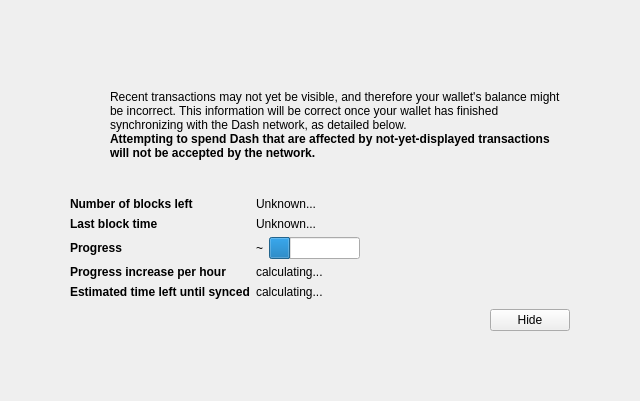
Old version of the form src/qt/forms/modaloverlay.ui in the repository jesusleon1995/dashfork_test.
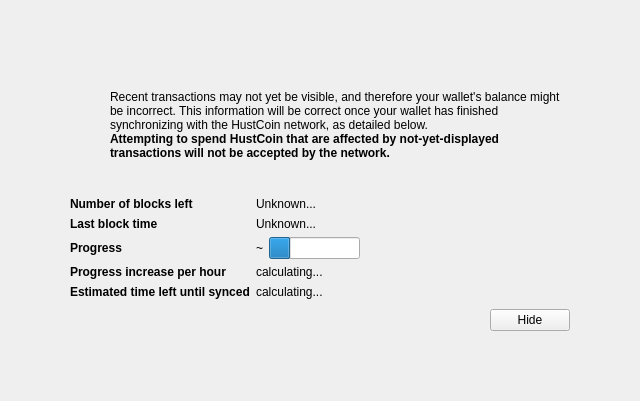
New version of the form. Icons and pictures are not drawn. Custom widgets are drawn as their Qt base class.

Patch:
```diff
--- a/src/qt/forms/modaloverlay.ui
+++ b/src/qt/forms/modaloverlay.ui
@@ -128,7 +128,7 @@
              <item>
               <widget class="QLabel" name="infoText">
                <property name="text">
-                <string>Recent transactions may not yet be visible, and therefore your wallet's balance might be incorrect. This information will be correct once your wallet has finished synchronizing with the Dash network, as detailed below.</string>
+                <string>Recent transactions may not yet be visible, and therefore your wallet's balance might be incorrect. This information will be correct once your wallet has finished synchronizing with the HustCoin network, as detailed below.</string>
                </property>
                <property name="textFormat">
                 <enum>Qt::RichText</enum>
@@ -147,7 +147,7 @@
                 </font>
                </property>
                <property name="text">
-                <string>Attempting to spend Dash that are affected by not-yet-displayed transactions will not be accepted by the network.</string>
+                <string>Attempting to spend HustCoin that are affected by not-yet-displayed transactions will not be accepted by the network.</string>
                </property>
                <property name="textFormat">
                 <enum>Qt::RichText</enum>
```
